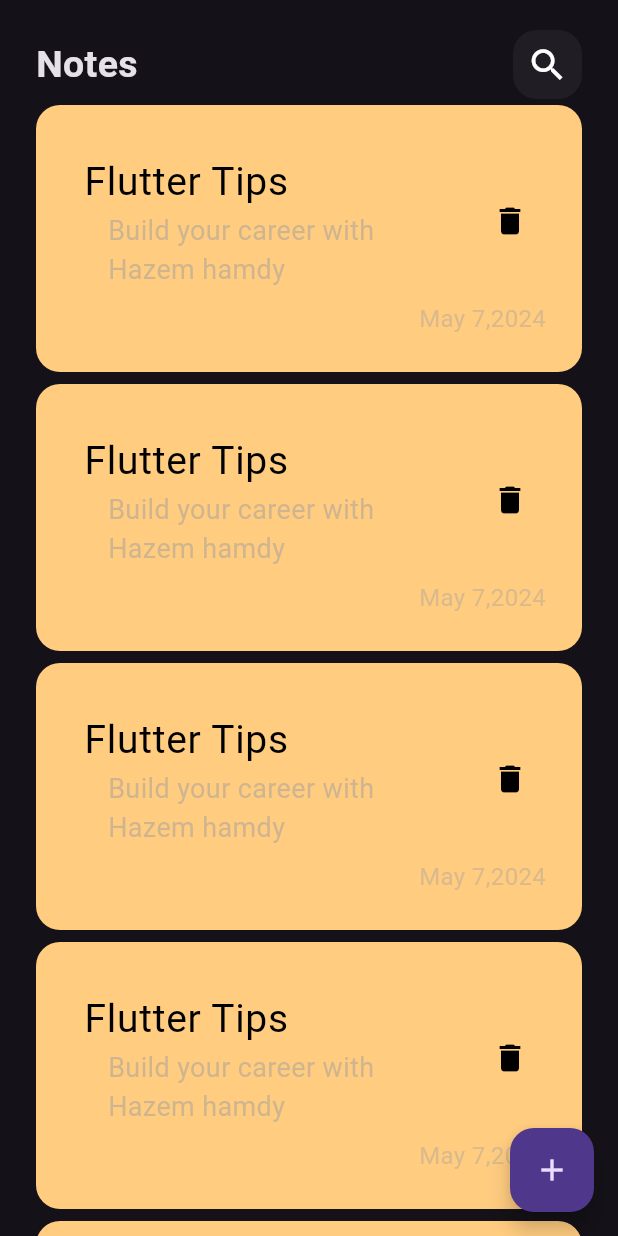
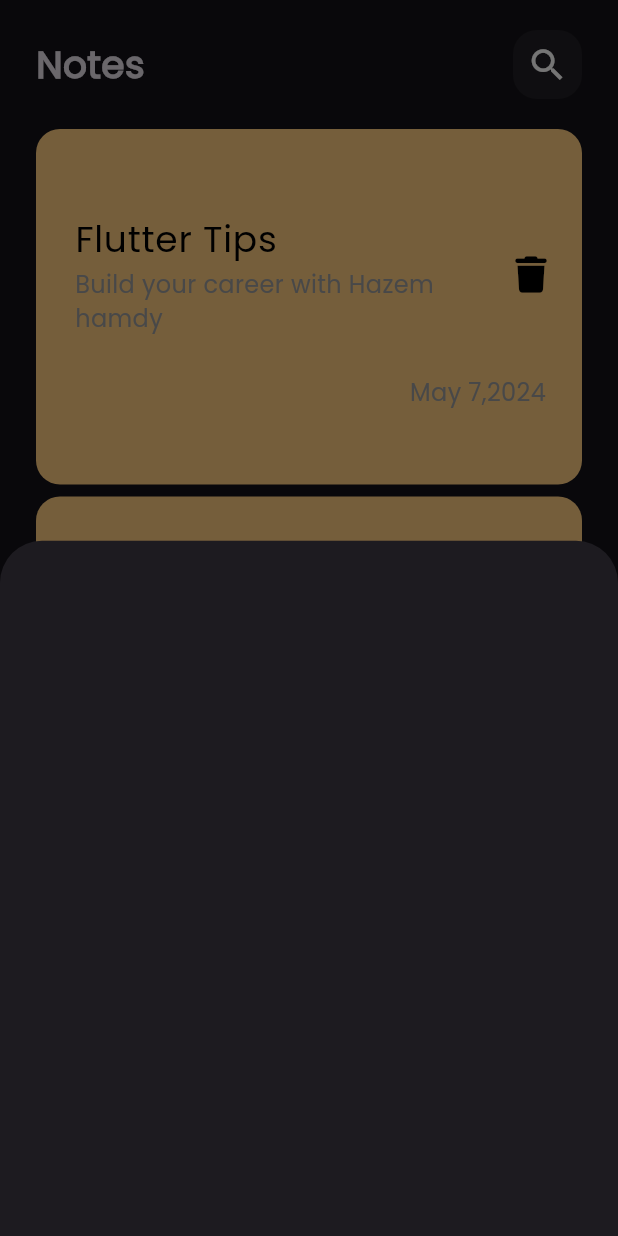
Before and after one commit to HazemHamdy7/Notes-App, a Flutter app: the screen it shows after launch, after a tap on the "add" icon, on a phone screen of 412 x 824 dp. Run offline on Flutter 3.47's test engine with Material 3 defaults, Android fonts, the phone set to English and light mode, and no system bars; our stand-ins replace font_awesome_flutter.

Commit message:
Add Font Awesome icons and update UI components
Add Model Bottom Sheet

```diff
--- a/lib/main.dart
+++ b/lib/main.dart
@@ -3,16 +3,17 @@ import 'package:flutter/material.dart';
 import 'views/notes_view.dart';
 
 void main() {
-  runApp(NoteApp());
+  runApp(const NoteApp());
 }
 
 class NoteApp extends StatelessWidget {
-  NoteApp({super.key});
-  double radius = 112;
+  const NoteApp({super.key});
+
   @override
   Widget build(BuildContext context) {
     return MaterialApp(
-      theme: ThemeData(brightness: Brightness.dark, fontFamily: ''),
+      debugShowCheckedModeBanner: false,
+      theme: ThemeData(brightness: Brightness.dark, fontFamily: 'Poppins'),
       home: const NotesView(),
     );
   }
--- a/lib/views/notes_view.dart
+++ b/lib/views/notes_view.dart
@@ -1,16 +1,24 @@
 import 'package:flutter/material.dart';
 
+import 'widgets/bottom_model_sheet.dart';
 import 'widgets/note_view_body.dart';
 
 class NotesView extends StatelessWidget {
-  const NotesView({Key? key}) : super(key: key);
+  const NotesView({super.key});
 
   @override
   Widget build(BuildContext context) {
     return Scaffold(
-      body: const NotesViewBidy(),
-      floatingActionButton:
-          FloatingActionButton(onPressed: () {}, child: const Icon(Icons.add)),
+      body: const NotesViewBody(),
+      floatingActionButton: FloatingActionButton(
+          onPressed: () {
+            showModalBottomSheet(
+                context: context,
+                builder: (context) {
+                  return const AddNoteBottomSheet();
+                });
+          },
+          child: const Icon(Icons.add)),
     );
   }
 }
--- /dev/null
+++ b/lib/views/widgets/bottom_model_sheet.dart
@@ -0,0 +1,10 @@
+import 'package:flutter/material.dart';
+
+class AddNoteBottomSheet extends StatelessWidget {
+  const AddNoteBottomSheet({super.key});
+
+  @override
+  Widget build(BuildContext context) {
+    return Container();
+  }
+}
--- a/lib/views/widgets/custom_appbar.dart
+++ b/lib/views/widgets/custom_appbar.dart
@@ -3,7 +3,7 @@ import 'package:flutter/material.dart';
 import 'custom_search_icon.dart';
 
 class CustomAppBar extends StatelessWidget {
-  const CustomAppBar({Key? key}) : super(key: key);
+  const CustomAppBar({super.key});
 
   @override
   Widget build(BuildContext context) {
--- a/lib/views/widgets/custom_note_item.dart
+++ b/lib/views/widgets/custom_note_item.dart
@@ -1,13 +1,13 @@
-
 import 'package:flutter/material.dart';
+import 'package:font_awesome_flutter/font_awesome_flutter.dart';
 
 class NoteItem extends StatelessWidget {
-  const NoteItem({Key? key}) : super(key: key);
+  const NoteItem({super.key});
 
   @override
   Widget build(BuildContext context) {
     return Container(
-      padding: const EdgeInsets.only(top: 24, bottom: 24, left: 16),
+      padding: const EdgeInsets.only(top: 30, bottom: 50, left: 16),
       decoration: BoxDecoration(
         color: const Color(0xffFFCC80),
         borderRadius: BorderRadius.circular(16),
@@ -16,20 +16,17 @@ class NoteItem extends StatelessWidget {
         crossAxisAlignment: CrossAxisAlignment.end,
         children: [
           ListTile(
-              // contentPadding: EdgeInsetsGeometry.infinity,
+              contentPadding:
+                  const EdgeInsets.symmetric(vertical: 18, horizontal: 10),
               title: const Text('Flutter Tips',
-                  style: TextStyle(color: Colors.black, fontSize: 26)),
-              subtitle: Padding(
-                padding: const EdgeInsets.symmetric(horizontal: 16),
-                child: Text('Build your career with Hazem hamdy',
-                    style: TextStyle(
-                        color: Colors.grey.withOpacity(0.5), fontSize: 18)),
-              ),
+                  style: TextStyle(color: Colors.black, fontSize: 24)),
+              subtitle: Text('Build your career with Hazem hamdy',
+                  style: TextStyle(
+                      color: Colors.grey.withOpacity(1), fontSize: 16)),
               trailing: IconButton(
                   onPressed: () {},
                   icon: const Icon(
-                    //! Add FontAwosem
-                    Icons.delete,
+                    FontAwesomeIcons.trash,
                     size: 24,
                     color: Colors.black,
                   ))),
@@ -37,8 +34,7 @@ class NoteItem extends StatelessWidget {
             padding: const EdgeInsets.only(right: 24),
             child: Text(
               'May 7,2024',
-              style:
-                  TextStyle(color: Colors.grey.withOpacity(0.4), fontSize: 16),
+              style: TextStyle(color: Colors.grey.withOpacity(1), fontSize: 16),
             ),
           ),
         ],
--- a/lib/views/widgets/custom_search_icon.dart
+++ b/lib/views/widgets/custom_search_icon.dart
@@ -1,7 +1,7 @@
 import 'package:flutter/material.dart';
 
 class CustomSearchIcon extends StatelessWidget {
-  const CustomSearchIcon({Key? key}) : super(key: key);
+  const CustomSearchIcon({super.key});
 
   @override
   Widget build(BuildContext context) {
--- a/lib/views/widgets/note_view_body.dart
+++ b/lib/views/widgets/note_view_body.dart
@@ -3,8 +3,8 @@ import 'package:flutter/widgets.dart';
 import 'custom_appbar.dart';
 import 'notes_list_view.dart';
 
-class NotesViewBidy extends StatelessWidget {
-  const NotesViewBidy({Key? key}) : super(key: key);
+class NotesViewBody extends StatelessWidget {
+  const NotesViewBody({super.key});
 
   @override
   Widget build(BuildContext context) {
--- a/lib/views/widgets/notes_list_view.dart
+++ b/lib/views/widgets/notes_list_view.dart
@@ -3,17 +3,21 @@ import 'package:flutter/material.dart';
 import 'custom_note_item.dart';
 
 class NotesListView extends StatelessWidget {
-  const NotesListView({Key? key}) : super(key: key);
+  const NotesListView({super.key});
 
   @override
   Widget build(BuildContext context) {
-    return ListView.builder(
+    return Padding(
+      padding: const EdgeInsets.symmetric(vertical: 16.0),
+      child: ListView.builder(
+          padding: EdgeInsets.zero,
           itemCount: 10,
           itemBuilder: (context, index) {
             return const Padding(
               padding: EdgeInsets.symmetric(vertical: 4),
               child: NoteItem(),
             );
-        });
+          }),
+    );
   }
 }
```
Also changed, not shown: pubspec.yaml (+7 -6 lines), assets/fonts/Poppins-Regular.ttf (added), pubspec.lock, 1 other file. Lines whose indentation alone changed are shown as unchanged.
